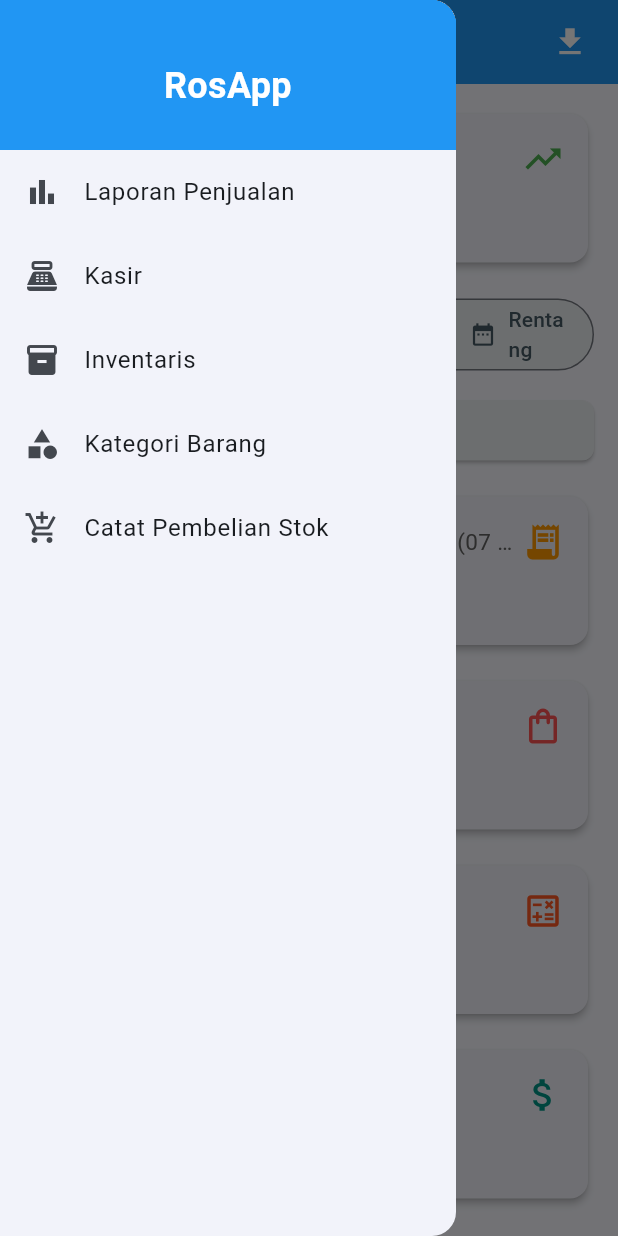
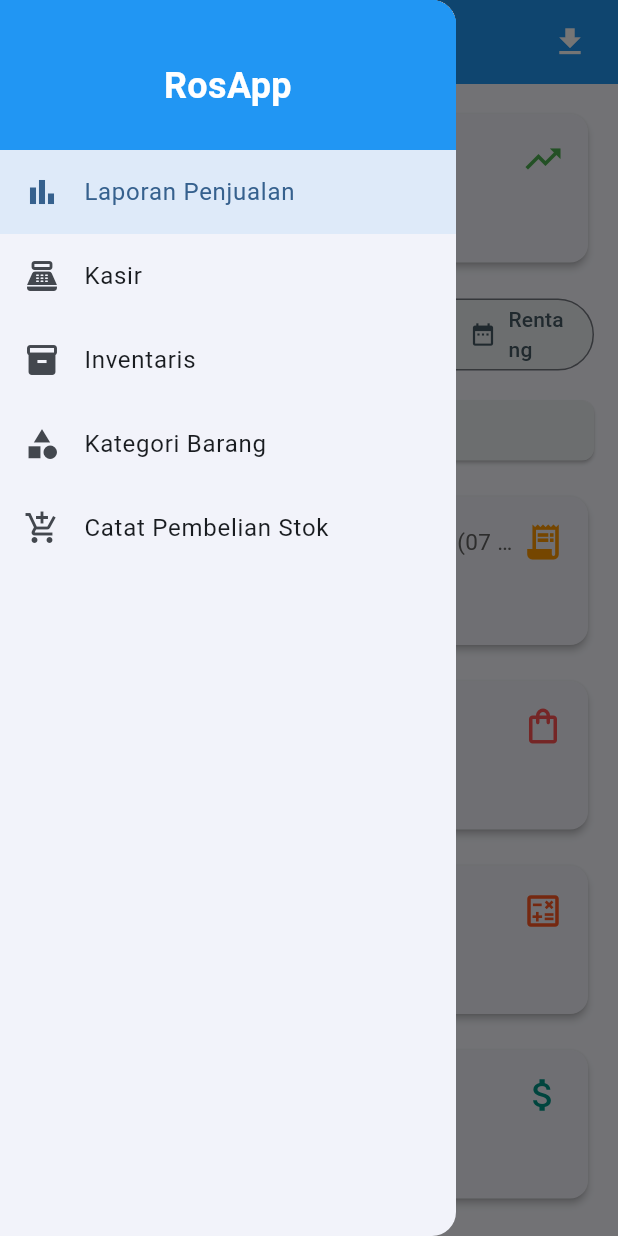
Before and after one commit to billdansr/rosapp, a Flutter app: the screen it shows after launch, with the side drawer open, on a phone screen of 412 x 824 dp. Run offline on Flutter 3.47's test engine with Material 3 defaults, Android fonts, the phone set to English and light mode, and no system bars; our stand-ins replace camera, fl_chart, open_filex, pdf, printing, sqflite_common_ffi; missing offline and left inert: excel, zxing_lib; accounts and stored records are empty.

Commit message:
Refactor navigation to use named routes in AppDrawer and set initial route in MyApp

```diff
--- a/lib/main.dart
+++ b/lib/main.dart
@@ -1,6 +1,10 @@
 import 'package:flutter/material.dart';
-import 'screens/sales_report_screen.dart';
 import 'package:sqflite_common_ffi/sqflite_ffi.dart';
+import 'package:rosapp/screens/sales_report_screen.dart';
+import 'package:rosapp/screens/pos_screen.dart';
+import 'package:rosapp/screens/inventaris_screen.dart';
+import 'package:rosapp/screens/category_screen.dart';
+import 'package:rosapp/screens/record_purchase_screen.dart';
 
 void main() async {
   // Ensure Flutter bindings are initialized if you use await before runApp
@@ -14,6 +18,13 @@
 }
 
 class MyApp extends StatelessWidget {
+  static const String salesReportRoute = '/';
+  static const String posRoute = '/pos';
+  static const String inventarisRoute = '/inventaris';
+  static const String categoryRoute = '/category';
+  static const String recordPurchaseRoute = '/record-purchase';
+
+
   const MyApp({super.key});
 
   @override
@@ -24,7 +35,14 @@
         colorScheme: ColorScheme.fromSeed(seedColor: Colors.blue),
         useMaterial3: true,
       ),
-      home: SalesReportScreen(),
+      initialRoute: salesReportRoute, // Set initial route
+      routes: {
+        salesReportRoute: (context) => const SalesReportScreen(),
+        posRoute: (context) => const PosScreen(),
+        inventarisRoute: (context) => const InventarisScreen(),
+        categoryRoute: (context) => const CategoryScreen(),
+        recordPurchaseRoute: (context) => const RecordPurchaseScreen(),
+      },
     );
   }
 }
--- a/lib/widgets/app_drawer.dart
+++ b/lib/widgets/app_drawer.dart
@@ -1,15 +1,13 @@
 import 'package:flutter/material.dart';
-import 'package:rosapp/screens/category_screen.dart';
-import 'package:rosapp/screens/inventaris_screen.dart';
-import 'package:rosapp/screens/pos_screen.dart';
-import 'package:rosapp/screens/sales_report_screen.dart';
-import 'package:rosapp/screens/record_purchase_screen.dart';
+import 'package:rosapp/main.dart'; // Import MyApp to access route names
 
 class AppDrawer extends StatelessWidget {
   const AppDrawer({super.key});
 
   @override
   Widget build(BuildContext context) {
+    final String? currentRoute = ModalRoute.of(context)?.settings.name;
+
     return Drawer(
       child: ListView(
         padding: EdgeInsets.zero,
@@ -33,54 +31,62 @@
           ListTile(
             leading: const Icon(Icons.bar_chart),
             title: const Text('Laporan Penjualan'),
+            selected: currentRoute == MyApp.salesReportRoute,
+            selectedTileColor: Colors.blue.withAlpha((0.1 * 255).toInt()),
             onTap: () {
               Navigator.pop(context); // Close the drawer
-              Navigator.pushReplacement(
-                  context,
-                  MaterialPageRoute(builder: (context) => const SalesReportScreen()));
+              if (currentRoute != MyApp.salesReportRoute) {
+                Navigator.pushReplacementNamed(context, MyApp.salesReportRoute);
+              }
             },
           ),
           ListTile(
             leading: const Icon(Icons.point_of_sale),
             title: const Text('Kasir'),
+            selected: currentRoute == MyApp.posRoute,
+            selectedTileColor: Colors.blue.withAlpha((0.1 * 255).toInt()),
+
             onTap: () {
               Navigator.pop(context); // Close the drawer
-              Navigator.pushReplacement(
-                  context, MaterialPageRoute(builder: (context) => const PosScreen()));
+              if (currentRoute != MyApp.posRoute) {
+                Navigator.pushReplacementNamed(context, MyApp.posRoute);
+              }
             },
           ),
           ListTile(
             leading: const Icon(Icons.inventory),
             title: const Text('Inventaris'),
+            selected: currentRoute == MyApp.inventarisRoute,
+            selectedTileColor: Colors.blue.withAlpha((0.1 * 255).toInt()),
             onTap: () {
               Navigator.pop(context); // Close the drawer
-              // Navigate to InventarisScreen, replacing the current screen
-              Navigator.pushReplacement(
-                context,
-                MaterialPageRoute(
-                    builder: (context) => const InventarisScreen()),
-              );
+              if (currentRoute != MyApp.inventarisRoute) {
+                Navigator.pushReplacementNamed(context, MyApp.inventarisRoute);
+              }
             },
           ),
           ListTile(
             leading: const Icon(Icons.category),
             title: const Text('Kategori Barang'),
+            selected: currentRoute == MyApp.categoryRoute,
+            selectedTileColor: Colors.blue.withAlpha((0.1 * 255).toInt()),
             onTap: () {
               Navigator.pop(context); // Close the drawer
-              Navigator.pushReplacement(
-                  context,
-                  MaterialPageRoute(
-                      builder: (context) => const CategoryScreen()));
+              if (currentRoute != MyApp.categoryRoute) {
+                Navigator.pushReplacementNamed(context, MyApp.categoryRoute);
+              }
             },
           ),
           ListTile(
             leading: const Icon(Icons.add_shopping_cart), // Atau Icons.inventory_outlined
             title: const Text('Catat Pembelian Stok'),
+            selected: currentRoute == MyApp.recordPurchaseRoute,
+            selectedTileColor: Colors.blue.withAlpha((0.1 * 255).toInt()),
             onTap: () {
               Navigator.pop(context); // Close the drawer
-              Navigator.pushReplacement(
-                  context,
-                  MaterialPageRoute(builder: (context) => const RecordPurchaseScreen()));
+              if (currentRoute != MyApp.recordPurchaseRoute) {
+                Navigator.pushReplacementNamed(context, MyApp.recordPurchaseRoute);
+              }
             },
           ),
         ],
```
